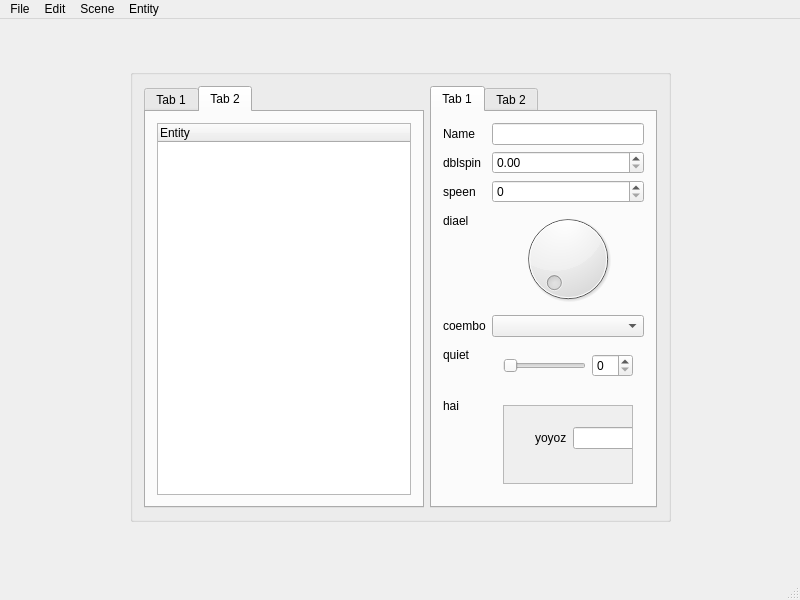
Before: the Qt Designer form src/editor/MainWindow.ui in loafofpiecrust/lfant, drawn with Qt 5.
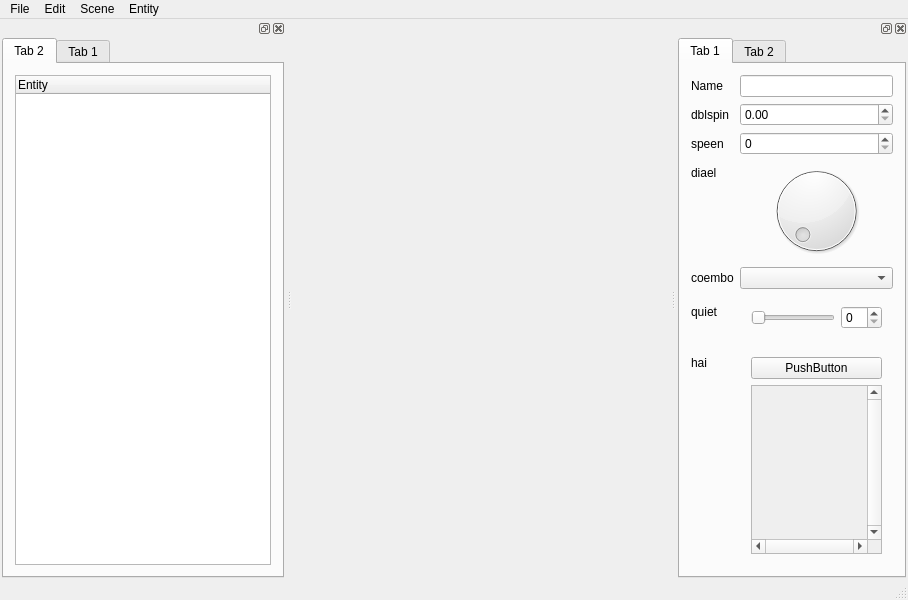
After: the same form once the commit is applied. The open tabs and pages were chosen to show the change. Custom widgets are drawn as their Qt base class.

```diff
--- a/src/editor/MainWindow.ui
+++ b/src/editor/MainWindow.ui
@@ -6,72 +6,120 @@
    <rect>
     <x>0</x>
     <y>0</y>
-    <width>800</width>
+    <width>908</width>
     <height>600</height>
    </rect>
   </property>
   <property name="windowTitle">
    <string>MainWindow</string>
   </property>
-  <widget class="QWidget" name="centralwidget">
-   <widget class="QGroupBox" name="horizontalGroupBox">
-    <property name="geometry">
-     <rect>
-      <x>130</x>
-      <y>50</y>
-      <width>541</width>
-      <height>453</height>
-     </rect>
+  <widget class="QWidget" name="centralwidget"/>
+  <widget class="QMenuBar" name="menubar">
+   <property name="geometry">
+    <rect>
+     <x>0</x>
+     <y>0</y>
+     <width>908</width>
+     <height>20</height>
+    </rect>
+   </property>
+   <widget class="QMenu" name="menuFile">
+    <property name="title">
+     <string>File</string>
     </property>
-    <layout class="QHBoxLayout" name="horizontalLayout">
-     <item>
-      <widget class="QTabWidget" name="tabWidget_2">
-       <property name="currentIndex">
-        <number>1</number>
-       </property>
-       <widget class="QWidget" name="tab_3">
-        <attribute name="title">
-         <string>Tab 1</string>
-        </attribute>
-        <layout class="QHBoxLayout" name="horizontalLayout_3">
-         <item>
-          <widget class="QTableWidget" name="tableWidget"/>
-         </item>
-        </layout>
-       </widget>
-       <widget class="QWidget" name="tab_4">
-        <attribute name="title">
-         <string>Tab 2</string>
-        </attribute>
-        <layout class="QHBoxLayout" name="horizontalLayout_6">
-         <item>
-          <widget class="lfant::editor::EntityTree" name="entitytree">
-           <column>
-            <property name="text">
-             <string>Entity</string>
-            </property>
-           </column>
-          </widget>
-         </item>
-        </layout>
-       </widget>
-      </widget>
-     </item>
+    <addaction name="actionNew_Project"/>
+    <addaction name="actionOpen_Project"/>
+    <addaction name="actionSave_Project"/>
+    <addaction name="separator"/>
+    <addaction name="actionOpenGame"/>
+    <addaction name="actionClose_Game"/>
+    <addaction name="actionExit"/>
+   </widget>
+   <widget class="QMenu" name="menuEdit">
+    <property name="title">
+     <string>Edit</string>
+    </property>
+   </widget>
+   <widget class="QMenu" name="menuScene">
+    <property name="title">
+     <string>Scene</string>
+    </property>
+    <addaction name="actionAdd_Child_Entity"/>
+   </widget>
+   <widget class="QMenu" name="menuEntity">
+    <property name="title">
+     <string>Entity</string>
+    </property>
+    <addaction name="actionRefresh"/>
+    <addaction name="actionAdd_Component"/>
+   </widget>
+   <addaction name="menuFile"/>
+   <addaction name="menuEdit"/>
+   <addaction name="menuScene"/>
+   <addaction name="menuEntity"/>
+  </widget>
+  <widget class="QStatusBar" name="statusbar">
+   <property name="toolTip">
+    <string>~ Welcome</string>
+   </property>
+  </widget>
+  <widget class="QDockWidget" name="dockWidget">
+   <property name="autoFillBackground">
+    <bool>false</bool>
+   </property>
+   <property name="floating">
+    <bool>false</bool>
+   </property>
+   <attribute name="dockWidgetArea">
+    <number>2</number>
+   </attribute>
+   <widget class="QWidget" name="dockWidgetContents">
+    <layout class="QHBoxLayout" name="horizontalLayout_8">
+     <property name="spacing">
+      <number>6</number>
+     </property>
+     <property name="sizeConstraint">
+      <enum>QLayout::SetDefaultConstraint</enum>
+     </property>
+     <property name="leftMargin">
+      <number>2</number>
+     </property>
+     <property name="topMargin">
+      <number>0</number>
+     </property>
+     <property name="rightMargin">
+      <number>2</number>
+     </property>
+     <property name="bottomMargin">
+      <number>0</number>
+     </property>
      <item>
       <widget class="QTabWidget" name="tabWidget">
        <property name="currentIndex">
-        <number>1</number>
+        <number>0</number>
+       </property>
+       <property name="movable">
+        <bool>true</bool>
        </property>
        <widget class="QWidget" name="tab">
         <attribute name="title">
          <string>Tab 1</string>
         </attribute>
-        <layout class="QHBoxLayout" name="horizontalLayout_2">
+        <layout class="QVBoxLayout" name="verticalLayout_2">
          <item>
           <layout class="QFormLayout" name="formLayout">
+           <property name="sizeConstraint">
+            <enum>QLayout::SetMinimumSize</enum>
+           </property>
            <property name="fieldGrowthPolicy">
             <enum>QFormLayout::AllNonFixedFieldsGrow</enum>
            </property>
+           <property name="labelAlignment">
+            <set>Qt::AlignLeading|Qt::AlignLeft|Qt::AlignVCenter</set>
+           </property>
+           <property name="formAlignment">
+            <set>Qt::AlignRight|Qt::AlignTop|Qt::AlignTrailing</set>
+           </property>
            <item row="0" column="0">
             <widget class="QLabel" name="nameLabel">
              <property name="text">
@@ -117,16 +165,26 @@
              <property name="text">
               <string>coembo</string>
              </property>
+             <property name="alignment">
+              <set>Qt::AlignLeading|Qt::AlignLeft|Qt::AlignVCenter</set>
+             </property>
             </widget>
            </item>
            <item row="4" column="1">
-            <widget class="QComboBox" name="coemboComboBox"/>
+            <widget class="QComboBox" name="coemboComboBox">
+             <property name="sizeAdjustPolicy">
+              <enum>QComboBox::AdjustToContentsOnFirstShow</enum>
+             </property>
+            </widget>
            </item>
            <item row="5" column="0">
             <widget class="QLabel" name="quietLabel">
              <property name="text">
               <string>quiet</string>
              </property>
+             <property name="alignment">
+              <set>Qt::AlignBottom|Qt::AlignLeading|Qt::AlignLeft</set>
+             </property>
             </widget>
            </item>
            <item row="5" column="1">
@@ -150,13 +208,53 @@
              <property name="text">
               <string>hai</string>
              </property>
+             <property name="alignment">
+              <set>Qt::AlignBottom|Qt::AlignLeading|Qt::AlignLeft</set>
+             </property>
             </widget>
            </item>
            <item row="6" column="1">
             <widget class="QWidget" name="haiWidget" native="true">
-             <layout class="QHBoxLayout" name="horizontalLayout_5">
+             <property name="acceptDrops">
+              <bool>false</bool>
+             </property>
+             <property name="layoutDirection">
+              <enum>Qt::LeftToRight</enum>
+             </property>
+             <layout class="QVBoxLayout" name="verticalLayout">
+              <item>
+               <widget class="QPushButton" name="pushButton">
+                <property name="layoutDirection">
+                 <enum>Qt::LeftToRight</enum>
+                </property>
+                <property name="text">
+                 <string>PushButton</string>
+                </property>
+                <property name="checkable">
+                 <bool>true</bool>
+                </property>
+                <property name="checked">
+                 <bool>false</bool>
+                </property>
+                <property name="autoDefault">
+                 <bool>false</bool>
+                </property>
+                <property name="default">
+                 <bool>false</bool>
+                </property>
+                <property name="flat">
+                 <bool>false</bool>
+                </property>
+               </widget>
+              </item>
               <item>
                <widget class="QScrollArea" name="scrollArea">
+                <property name="verticalScrollBarPolicy">
+                 <enum>Qt::ScrollBarAlwaysOn</enum>
+                </property>
+                <property name="horizontalScrollBarPolicy">
+                 <enum>Qt::ScrollBarAlwaysOn</enum>
+                </property>
                 <property name="widgetResizable">
                  <bool>true</bool>
                 </property>
@@ -165,32 +263,26 @@
                   <rect>
                    <x>0</x>
                    <y>0</y>
-                   <width>135</width>
+                   <width>144</width>
                    <height>68</height>
                   </rect>
                  </property>
-                 <widget class="QWidget" name="formLayoutWidget">
-                  <property name="geometry">
-                   <rect>
-                    <x>20</x>
-                    <y>10</y>
-                    <width>135</width>
-                    <height>70</height>
-                   </rect>
+                 <property name="sizePolicy">
+                  <sizepolicy hsizetype="Preferred" vsizetype="Preferred">
+                   <horstretch>0</horstretch>
+                   <verstretch>0</verstretch>
+                  </sizepolicy>
+                 </property>
+                 <layout class="QFormLayout" name="formLayout_3">
+                  <property name="fieldGrowthPolicy">
+                   <enum>QFormLayout::AllNonFixedFieldsGrow</enum>
                   </property>
-                  <layout class="QFormLayout" name="formLayout_2">
-                   <item row="0" column="0">
-                    <widget class="QLabel" name="yoyozLabel">
-                     <property name="text">
-                      <string>yoyoz</string>
-                     </property>
-                    </widget>
-                   </item>
-                   <item row="0" column="1">
-                    <widget class="QLineEdit" name="yoyozLineEdit"/>
-                   </item>
-                  </layout>
-                 </widget>
+                 </layout>
+                 <zorder>yoyozLineEdit</zorder>
+                 <zorder>okoLabel</zorder>
+                 <zorder>okoLineEdit</zorder>
+                 <zorder>shittypolLabel</zorder>
+                 <zorder>shittypolLineEdit</zorder>
                 </widget>
                </widget>
               </item>
@@ -216,54 +308,62 @@
     </layout>
    </widget>
   </widget>
-  <widget class="QMenuBar" name="menubar">
-   <property name="geometry">
-    <rect>
-     <x>0</x>
-     <y>0</y>
-     <width>800</width>
-     <height>20</height>
-    </rect>
-   </property>
-   <widget class="QMenu" name="menuFile">
-    <property name="title">
-     <string>File</string>
-    </property>
-    <addaction name="actionNew_Project"/>
-    <addaction name="actionOpen_Project"/>
-    <addaction name="actionSave_Project"/>
-    <addaction name="separator"/>
-    <addaction name="actionOpenGame"/>
-    <addaction name="actionClose_Game"/>
-    <addaction name="actionExit"/>
+  <widget class="QDockWidget" name="dockWidget_2">
+   <attribute name="dockWidgetArea">
+    <number>1</number>
+   </attribute>
+   <widget class="QWidget" name="dockWidgetContents_2">
+    <layout class="QHBoxLayout" name="horizontalLayout">
+     <property name="leftMargin">
+      <number>2</number>
+     </property>
+     <property name="topMargin">
+      <number>0</number>
+     </property>
+     <property name="rightMargin">
+      <number>2</number>
+     </property>
+     <property name="bottomMargin">
+      <number>0</number>
+     </property>
+     <item>
+      <widget class="QTabWidget" name="tabWidget_2">
+       <property name="layoutDirection">
+        <enum>Qt::LeftToRight</enum>
+       </property>
+       <property name="currentIndex">
+        <number>0</number>
+       </property>
+       <widget class="QWidget" name="tab_4">
+        <attribute name="title">
+         <string>Tab 2</string>
+        </attribute>
+        <layout class="QHBoxLayout" name="horizontalLayout_6">
+         <item>
+          <widget class="lfant::editor::EntityTree" name="entitytree">
+           <column>
+            <property name="text">
+             <string>Entity</string>
+            </property>
+           </column>
+          </widget>
+         </item>
+        </layout>
+       </widget>
+       <widget class="QWidget" name="tab_3">
+        <attribute name="title">
+         <string>Tab 1</string>
+        </attribute>
+        <layout class="QHBoxLayout" name="horizontalLayout_3">
+         <item>
+          <widget class="QTableWidget" name="tableWidget"/>
+         </item>
+        </layout>
+       </widget>
+      </widget>
+     </item>
+    </layout>
    </widget>
-   <widget class="QMenu" name="menuEdit">
-    <property name="title">
-     <string>Edit</string>
-    </property>
-   </widget>
-   <widget class="QMenu" name="menuScene">
-    <property name="title">
-     <string>Scene</string>
-    </property>
-    <addaction name="actionAdd_Child_Entity"/>
-   </widget>
-   <widget class="QMenu" name="menuEntity">
-    <property name="title">
-     <string>Entity</string>
-    </property>
-    <addaction name="actionRefresh"/>
-    <addaction name="actionAdd_Component"/>
-   </widget>
-   <addaction name="menuFile"/>
-   <addaction name="menuEdit"/>
-   <addaction name="menuScene"/>
-   <addaction name="menuEntity"/>
-  </widget>
-  <widget class="QStatusBar" name="statusbar">
-   <property name="toolTip">
-    <string>~ Welcome</string>
-   </property>
   </widget>
   <action name="actionNew_Project">
    <property name="text">
```
Left out of the diff: 16 changed lines with no effect on the pictures.
